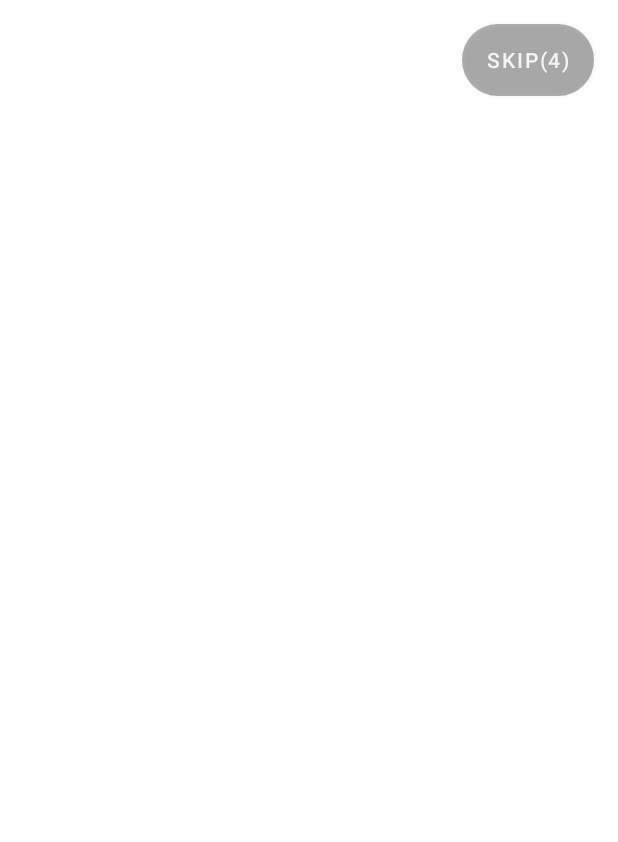
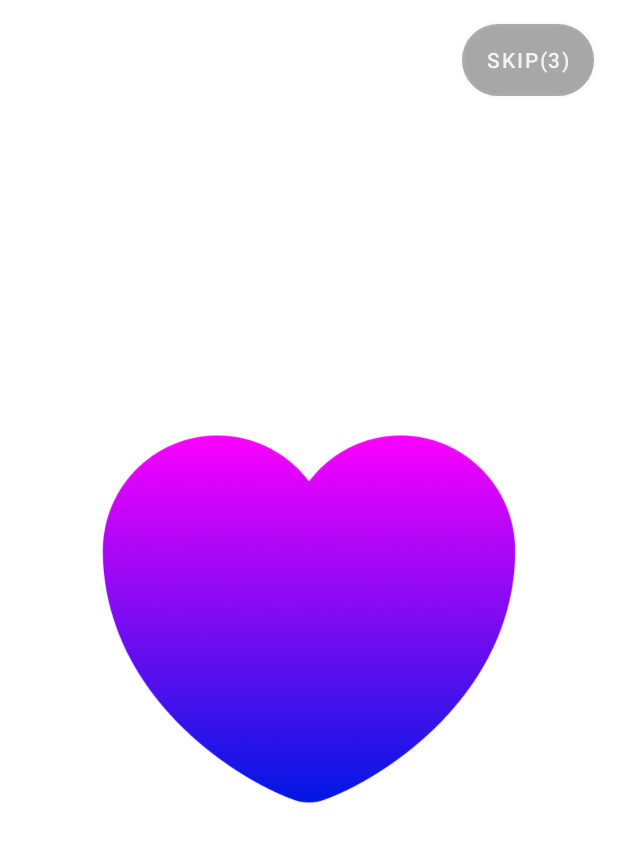
Before and after one commit to GDistories/Health-Diary, an Android app: the StartScreenActivity screen opened directly, with no data from a screen before it, on a phone screen of 412 x 824 dp. Shown: the top 842 px of the screen. Run offline under Robolectric (Android 15) with nearby library versions, the light colour scheme and no system bars.

Commit message:
Add start page

```diff
--- a/app/src/main/AndroidManifest.xml
+++ b/app/src/main/AndroidManifest.xml
@@ -13,6 +13,9 @@
         android:supportsRtl="true"
         android:theme="@style/Theme.HealthDiary"
         tools:targetApi="31">
+        <activity
+            android:name=".BaseActivity"
+            android:exported="true" />
         <activity
             android:name=".StartScreenActivity"
             android:exported="true">
--- a/app/src/main/java/com/healthdiary/StartScreenActivity.kt
+++ b/app/src/main/java/com/healthdiary/StartScreenActivity.kt
@@ -1,14 +1,15 @@
 package com.healthdiary
 
+import android.animation.AnimatorSet
+import android.animation.ObjectAnimator
 import android.content.Intent
 import android.os.Bundle
 import android.os.Handler
 import android.os.Looper
 import android.view.View
 import android.view.animation.Animation
-import android.widget.ImageView
-import android.widget.TextView
-import android.widget.Toast
+import android.view.animation.AnimationUtils
+import com.healthdiary.anim.SpringScaleInterpolator
 import com.healthdiary.databinding.ActivityStartScreenBinding
 
 
@@ -17,8 +18,16 @@
     private val SPLASH_TIME_OUT = 5000
     var startScreenHandler = Handler(Looper.getMainLooper())
     var skipHandler = Handler(Looper.getMainLooper())
+    var animHandler = Handler(Looper.getMainLooper())
     var startScreenRunnable: Runnable? = null
     var skipRunnable: Runnable? = null
+    var animRunnable1: Runnable? = null
+    var animRunnable2: Runnable? = null
+    var animRunnable3: Runnable? = null
+    var animRunnable4: Runnable? = null
+    var logoAnimation3: Animation? = null
+    var logoAnimation4: Animation? = null
+
     private val TAG = "StartScreenActivity"
     var times: Int = SPLASH_TIME_OUT / 1000
 
@@ -28,6 +37,8 @@
     override fun onCreate(savedInstanceState: Bundle?) {
         super.onCreate(savedInstanceState)
         binding = ActivityStartScreenBinding.inflate(layoutInflater)
+        logoAnimation3 = AnimationUtils.loadAnimation(this, R.anim.logo_animation_disappear)
+        logoAnimation4 = AnimationUtils.loadAnimation(this, R.anim.logo_animation_appear)
 
         hideStatusAndActionBar()
         setContentView(R.layout.activity_start_screen)
@@ -44,7 +55,6 @@
                 skipHandler.postDelayed(skipRunnable!!, 1000)
             }
         }
-
         skipHandler.postDelayed(
             skipRunnable!!,
             0)
@@ -52,6 +62,27 @@
             startScreenRunnable!!,
             SPLASH_TIME_OUT.toLong()
         )
+
+
+        animRunnable1 = Runnable {
+            logoAnimOne()
+        }
+        animRunnable2 = Runnable {
+            logoAnimTwo()
+        }
+        animRunnable3 = Runnable {
+            binding.logoHeartImage.startAnimation(logoAnimation3)
+            binding.logoHeartImage.visibility = View.GONE
+        }
+        animRunnable4 = Runnable {
+
+            binding.logoImage.startAnimation(logoAnimation4)
+            binding.logoImage.visibility = View.VISIBLE
+        }
+        animHandler.postDelayed(animRunnable1!!, 100)
+        animHandler.postDelayed(animRunnable2!!, 1300)
+        animHandler.postDelayed(animRunnable3!!, 2300)
+        animHandler.postDelayed(animRunnable4!!, 2800)
 
 
         val view = binding.root
@@ -65,4 +96,24 @@
         finish()
     }
 
+    private fun logoAnimOne(): Unit{
+        val animatorX: ObjectAnimator = ObjectAnimator.ofFloat(binding.logoHeartImage, "translationX", 0f, 0f)
+        val animatorY: ObjectAnimator = ObjectAnimator.ofFloat(binding.logoHeartImage, "translationY", -1000f, 0f)
+        val set = AnimatorSet()
+        set.duration = 1000
+        set.interpolator = SpringScaleInterpolator(0.4f)
+        set.playTogether(animatorX, animatorY)
+        set.start()
+    }
+
+    private fun logoAnimTwo(): Unit{
+        val animatorX: ObjectAnimator = ObjectAnimator.ofFloat(binding.logoHeartImage, "scaleX", 0.2f, 0.8f)
+        val animatorY: ObjectAnimator = ObjectAnimator.ofFloat(binding.logoHeartImage, "scaleY", 0.2f, 0.8f)
+        val set = AnimatorSet()
+        set.duration = 1000
+        set.interpolator = SpringScaleInterpolator(0.4f)
+        set.playTogether(animatorX, animatorY)
+        set.start()
+    }
+
 }
--- /dev/null
+++ b/app/src/main/java/com/healthdiary/anim/SpringScaleInterpolator.kt
@@ -0,0 +1,17 @@
+package com.healthdiary.anim
+
+import android.view.animation.Interpolator
+
+class SpringScaleInterpolator(
+    //弹性因数
+    private var factor: Float
+) : Interpolator {
+
+    override fun getInterpolation(input: Float): Float {
+        return (Math.pow(
+            2.0,
+            (-10 * input).toDouble()
+        ) * Math.sin((input - factor / 4) * (2 * Math.PI) / factor) + 1).toFloat()
+    }
+
+}
--- /dev/null
+++ b/app/src/main/res/anim/logo_animation_appear.xml
@@ -0,0 +1,8 @@
+<?xml version="1.0" encoding="utf-8"?>
+<set xmlns:android="http://schemas.android.com/apk/res/android">
+    <alpha
+        android:duration="300"
+        android:fromAlpha="0"
+        android:toAlpha="1"
+        />
+</set>
--- /dev/null
+++ b/app/src/main/res/anim/logo_animation_disappear.xml
@@ -0,0 +1,8 @@
+<?xml version="1.0" encoding="utf-8"?>
+<set xmlns:android="http://schemas.android.com/apk/res/android">
+    <alpha
+        android:duration="500"
+        android:fromAlpha="1.0"
+        android:toAlpha="0"
+        />
+</set>
--- a/app/src/main/res/layout/activity_start_screen.xml
+++ b/app/src/main/res/layout/activity_start_screen.xml
@@ -5,6 +5,31 @@
     android:layout_width="match_parent"
     android:layout_height="match_parent"
     tools:context=".StartScreenActivity">
+
+    <ImageView
+        android:id="@+id/logo_heart_image"
+        android:layout_width="wrap_content"
+        android:layout_height="wrap_content"
+        app:layout_constraintBottom_toBottomOf="parent"
+        app:layout_constraintEnd_toEndOf="parent"
+        app:layout_constraintStart_toStartOf="parent"
+        app:layout_constraintTop_toTopOf="parent"
+        app:srcCompat="@drawable/ic_heart_start"
+        android:scaleX="0.2"
+        android:scaleY="0.2"
+        android:visibility="visible"
+        />
+    <ImageView
+        android:id="@+id/logo_image"
+        android:layout_width="wrap_content"
+        android:layout_height="wrap_content"
+        app:layout_constraintBottom_toBottomOf="parent"
+        app:layout_constraintEnd_toEndOf="parent"
+        app:layout_constraintStart_toStartOf="parent"
+        app:layout_constraintTop_toTopOf="parent"
+        app:srcCompat="@drawable/ic_logo"
+        android:visibility="gone"
+        />
 
     <Button
         android:id="@+id/btn_skip"
```
